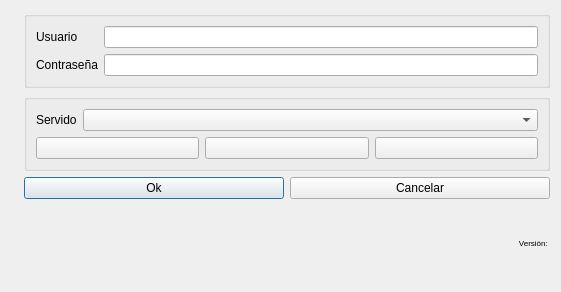
The window that src/lib/daobusiness/forms/logindlg.ui (dpinelo/AS7) describes before a commit, drawn with Qt 5.
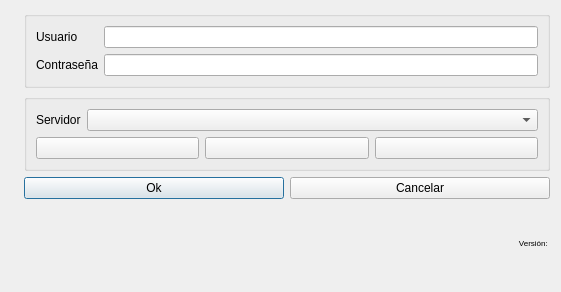
The same window after the commit. Icons and pictures are not drawn.

Diff of the .ui file:
```diff
--- a/src/lib/daobusiness/forms/logindlg.ui
+++ b/src/lib/daobusiness/forms/logindlg.ui
@@ -111,7 +111,7 @@
              </sizepolicy>
             </property>
             <property name="text">
-             <string>Servido</string>
+             <string>Servidor</string>
             </property>
            </widget>
           </item>
```
